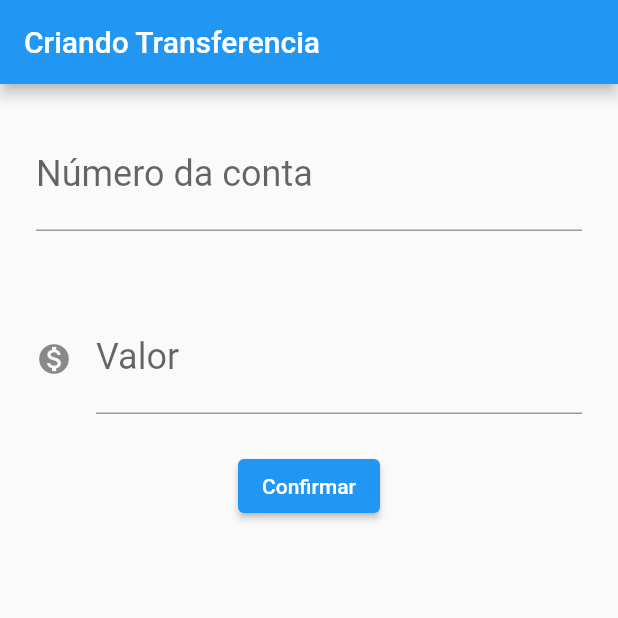
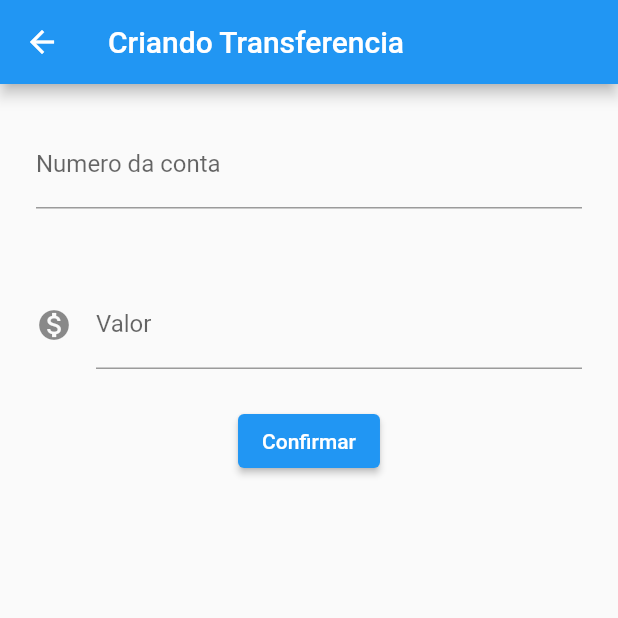
Before and after one commit to cassioate/Flutter-Alura-Transferencias, a Flutter app: the FormularioTransferencia screen opened directly, after a tap on "Confirmar", on a phone screen of 412 x 824 dp, the top half of it. Run offline on Flutter 3.47's test engine with Material 2 defaults, Android fonts, the phone set to English and light mode, and no system bars.

Commit message:
Integrando a lista com o formulario utilizando o Navigator.push e Navigator.pop junto do .then para ouvir as mudanças que serão realizadas em outro widget.

```diff
--- a/lib/widgets/BytebankApp.dart
+++ b/lib/widgets/BytebankApp.dart
@@ -1,13 +1,13 @@
 import 'package:flutter/material.dart';
-import 'package:projeto1/widgets/FormularioTransferencia.dart';
-import 'package:projeto1/widgets/ListasTransferencias.dart';
+import 'package:projeto1/widgets/FormularioTransferencia/FormularioTransferencia.dart';
+import 'package:projeto1/widgets/ListaTransferencia/ListasTransferencias.dart';
 
 class BytebankApp extends StatelessWidget {
   @override
   Widget build(BuildContext context) {
     return MaterialApp(
-      home: FormularioTransferencia(),
-      // home: ListasTransferencias(),
+      // home: FormularioTransferencia(),
+      home: ListasTransferencias(),
     );
   }
 }
--- a/lib/widgets/FormularioTransferencia.dart
+++ /dev/null
@@ -1,67 +0,0 @@
-import 'package:flutter/material.dart';
-import 'package:projeto1/model/Transferencia.dart';
-
-class FormularioTransferencia extends StatelessWidget {
-  final TextEditingController _controladorCampoNumeroConta =
-      TextEditingController();
-  final TextEditingController _controladorCampoValor = TextEditingController();
-
-  int? _numeroConta = 0;
-  double? _valor = 0;
-
-  void onPressed() {
-    _numeroConta = int.tryParse(_controladorCampoNumeroConta.text);
-    _valor = double.tryParse(_controladorCampoValor.text);
-    if (_numeroConta != null && _valor != null) {
-      Transferencia _transferenciaCriada =
-          Transferencia(_valor!, _numeroConta!);
-      print(_transferenciaCriada);
-    }
-  }
-
-  @override
-  Widget build(BuildContext context) {
-    return Scaffold(
-      appBar: AppBar(
-        title: Text('Criando Transferencia'),
-      ),
-      body: Column(
-        children: <Widget>[
-          Padding(
-            padding: const EdgeInsets.all(24.0),
-            child: TextField(
-              controller: _controladorCampoNumeroConta,
-              style: TextStyle(
-                fontSize: 24.0,
-              ),
-              decoration: InputDecoration(
-                labelText: "Número da conta",
-                hintText: '0000',
-              ),
-              keyboardType: TextInputType.number,
-            ),
-          ),
-          Padding(
-            padding: const EdgeInsets.all(24.0),
-            child: TextField(
-              controller: _controladorCampoValor,
-              style: TextStyle(
-                fontSize: 24.0,
-              ),
-              decoration: InputDecoration(
-                icon: Icon(Icons.monetization_on),
-                labelText: "Valor",
-                hintText: '0000',
-              ),
-              keyboardType: TextInputType.number,
-            ),
-          ),
-          ElevatedButton(
-            onPressed: onPressed,
-            child: Text('Confirmar'),
-          )
-        ],
-      ),
-    );
-  }
-}
--- /dev/null
+++ b/lib/widgets/FormularioTransferencia/ContaValorBotao.dart
@@ -0,0 +1,45 @@
+import 'package:flutter/material.dart';
+import 'package:projeto1/model/Transferencia.dart';
+import 'package:projeto1/widgets/FormularioTransferencia/Editor.dart';
+
+class ContaValorBotao extends StatelessWidget {
+  final TextEditingController _controladorCampoNumeroConta =
+      TextEditingController();
+  final TextEditingController _controladorCampoValor = TextEditingController();
+
+  int? _numeroConta = 0;
+  double? _valor = 0;
+
+  void _criarTrasnferencia(context) {
+    _numeroConta = int.tryParse(_controladorCampoNumeroConta.text);
+    _valor = double.tryParse(_controladorCampoValor.text);
+    if (_numeroConta != null && _valor != null) {
+      Transferencia _transferenciaCriada =
+          Transferencia(_valor!, _numeroConta!);
+      debugPrint("Criando Transferencia");
+      Navigator.pop(context, _transferenciaCriada);
+      debugPrint("Trasnferencia criada");
+    }
+  }
+
+  @override
+  Widget build(BuildContext context) {
+    return Column(
+      children: <Widget>[
+        Editor(
+            controlador: _controladorCampoNumeroConta,
+            rotulo: "Numero da conta",
+            dica: "0000"),
+        Editor(
+            controlador: _controladorCampoValor,
+            rotulo: "Valor",
+            dica: "0000",
+            icon: Icons.monetization_on),
+        ElevatedButton(
+          onPressed: () => _criarTrasnferencia(context),
+          child: Text('Confirmar'),
+        )
+      ],
+    );
+  }
+}
--- /dev/null
+++ b/lib/widgets/FormularioTransferencia/Editor.dart
@@ -0,0 +1,34 @@
+import 'package:flutter/material.dart';
+
+class Editor extends StatelessWidget {
+  TextEditingController? controlador;
+  String? rotulo;
+  String? dica;
+  IconData? icon;
+
+  Editor({
+    this.controlador,
+    this.rotulo,
+    this.dica,
+    this.icon,
+  });
+
+  @override
+  Widget build(BuildContext context) {
+    return Padding(
+      padding: const EdgeInsets.all(24.0),
+      child: TextField(
+        controller: controlador,
+        style: TextStyle(
+          fontSize: 16.0,
+        ),
+        decoration: InputDecoration(
+          icon: icon != null ? Icon(icon) : null,
+          labelText: rotulo,
+          hintText: dica,
+        ),
+        keyboardType: TextInputType.number,
+      ),
+    );
+  }
+}
--- /dev/null
+++ b/lib/widgets/FormularioTransferencia/FormularioTransferencia.dart
@@ -0,0 +1,15 @@
+import 'package:flutter/material.dart';
+
+import 'package:projeto1/widgets/FormularioTransferencia/ContaValorBotao.dart';
+
+class FormularioTransferencia extends StatelessWidget {
+  @override
+  Widget build(BuildContext context) {
+    return Scaffold(
+      appBar: AppBar(
+        title: Text('Criando Transferencia'),
+      ),
+      body: ContaValorBotao(),
+    );
+  }
+}
--- a/lib/widgets/ListasTransferencias.dart
+++ b/lib/widgets/ListaTransferencia/ListasTransferencias.dart
@@ -1,8 +1,18 @@
 import 'package:flutter/material.dart';
+
 import 'package:projeto1/model/Transferencia.dart';
-import 'package:projeto1/widgets/ItemTransferencia.dart';
+import 'package:projeto1/widgets/FormularioTransferencia/FormularioTransferencia.dart';
+import 'package:projeto1/widgets/ItemTransferencia/ItemTransferencia.dart';
 
 class ListasTransferencias extends StatelessWidget {
+  _mudarPagina(context) {
+    Future<Transferencia?> future = Navigator.push(context,
+        MaterialPageRoute(builder: (context) => FormularioTransferencia()));
+    debugPrint("Listas transferencias");
+    future.then((value) =>
+        {debugPrint("Chegou no then do FUTURE"), debugPrint("$value")});
+  }
+
   @override
   Widget build(BuildContext context) {
     return Scaffold(
@@ -16,7 +26,7 @@ class ListasTransferencias extends StatelessWidget {
         ],
       ),
       floatingActionButton: FloatingActionButton(
-        onPressed: () {},
+        onPressed: () => _mudarPagina(context),
         child: Icon(Icons.add),
       ),
     );
```
Also changed, not shown: lib/widgets/ItemTransferencia/ItemTransferencia.dart (renamed from lib/widgets/ItemTransferencia.dart).
